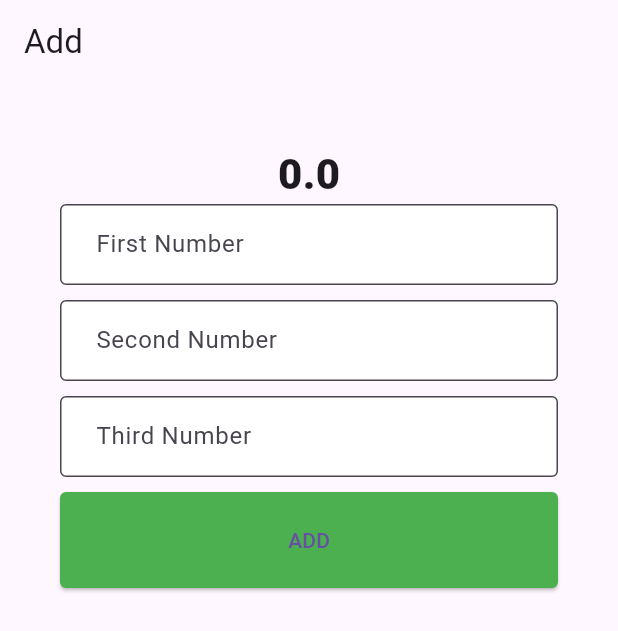
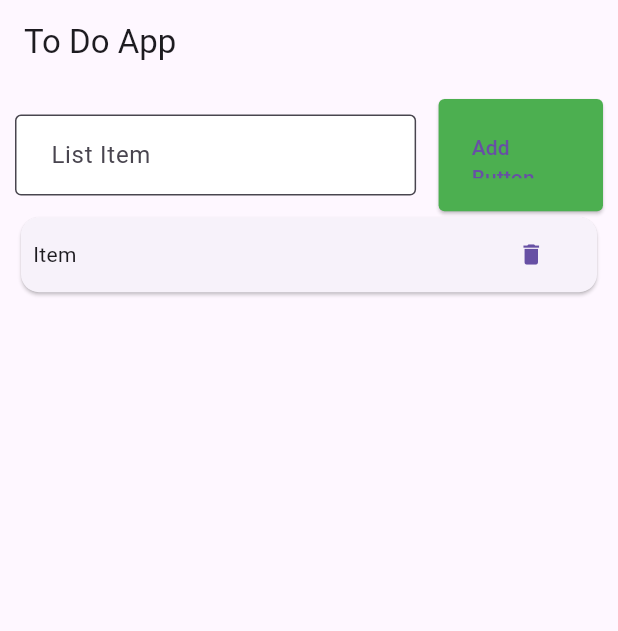
Before and after one commit to nimeullaha71/counterapp, a Flutter app: the screen it shows after launch, on a phone screen of 412 x 824 dp. Shown: the top 631 px of the screen. Run offline on Flutter 3.47's test engine with Material 3 defaults, Android fonts, the phone set to English and light mode, and no system bars.

Commit message:
to do app ui

```diff
--- a/lib/main.dart
+++ b/lib/main.dart
@@ -1,6 +1,8 @@
 import 'package:counterapp/sumApp.dart';
 import 'package:flutter/cupertino.dart';
 import 'package:flutter/material.dart';
+
+import 'todoAPP.dart';
 
 void main(){
   runApp(MyApp());
@@ -10,8 +12,9 @@ class MyApp extends StatelessWidget{
   @override
   Widget build(BuildContext context) {
     return MaterialApp(
-      title: "Counter App",
-      home: MyHomePage(),
+      title: "To Do APP",
+      theme: ThemeData(primaryColor: Colors.green),
+      home: ToDoApp(),
     );
   }
 }
@@ -19,7 +22,7 @@ class MyApp extends StatelessWidget{
 class MyHomePage extends StatefulWidget{
   @override
   State<StatefulWidget> createState() {
-    return SumAppUI();
+    return MyHomePageUI();
   }
 }
 
--- a/lib/style.dart
+++ b/lib/style.dart
@@ -27,3 +27,15 @@ ButtonStyle AppButtonStyle(){
     )
   );
 }
+
+SizedBox SizeBox50(child){
+  return SizedBox(
+    height: 50,
+    width: double.infinity,
+    child: Container(
+      alignment: Alignment.center,
+      padding: EdgeInsets.all(8),
+      child: child,
+    ),
+  );
+}
--- /dev/null
+++ b/lib/todoAPP.dart
@@ -0,0 +1,56 @@
+import 'package:counterapp/style.dart';
+import 'package:flutter/material.dart';
+
+class ToDoApp extends StatefulWidget {
+  const ToDoApp({super.key});
+
+  @override
+  State<ToDoApp> createState() => _ToDoAppState();
+}
+
+class _ToDoAppState extends State<ToDoApp> {
+
+  List todoList = [{"1:1"}];
+
+  @override
+  Widget build(BuildContext context) {
+    return Scaffold(
+        appBar: AppBar(
+          title: Text("To Do App"),
+        ),
+        body: Container(
+          padding: EdgeInsets.all(10),
+          child: Column(
+            children: [
+              Expanded(
+                flex: 10,
+                  child: Row(
+                    children: [
+                      Expanded(flex : 70,child: TextFormField(decoration: AppInputStyle("List Item"),)),
+                      SizedBox(width: 10,),
+
+                      Expanded(flex: 30, child: Padding(padding: EdgeInsets.only(left: 5), child: ElevatedButton(onPressed: (){}, child: Text("Add Button"),style: AppButtonStyle(),),),),
+                    ],
+                  )),
+              Expanded(
+                flex: 90,
+                child: ListView.builder(
+                    itemCount: todoList.length,
+                    itemBuilder: (context,index){
+                      return Card(
+                        child: SizeBox50(Row(
+                          children: [
+                            Expanded(flex : 80,child: Text("Item")),
+                            SizedBox(width: 10,),
+
+                            Expanded(flex: 20, child: TextButton(onPressed: (){}, child: Icon(Icons.delete))),
+                          ],
+                        )),
+                      );
+                    }),
+              )
+            ],
+          ),
+        ));
+  }
+}
```
